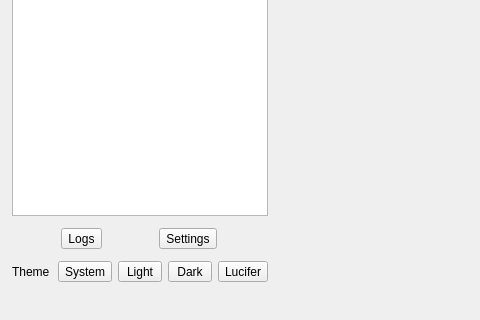
cofedish/cofe-nekobox, file ui/mainwindow.ui: the form before one commit; both pictures show x 0 to 480 and y 440 to 760 of the 1200 by 760 pixel window.
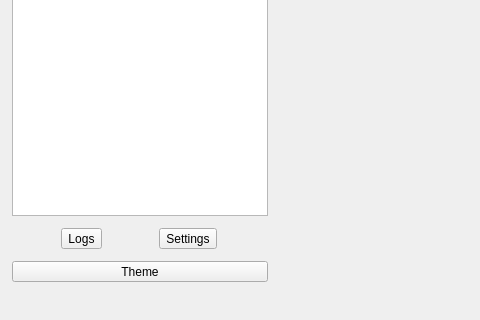
The form after the commit. Custom widgets are drawn as their Qt base class.

Commit message: ui: replace sidebar theme control with palette picker

What changed in the file:
```diff
--- a/ui/mainwindow.ui
+++ b/ui/mainwindow.ui
@@ -254,119 +254,25 @@
            <number>8</number>
           </property>
           <item>
-           <widget class="QLabel" name="drawer_theme_label">
+          <widget class="QToolButton" name="drawer_theme_button">
+           <property name="sizePolicy">
+            <sizepolicy hsizetype="Expanding" vsizetype="Fixed">
+             <horstretch>0</horstretch>
+             <verstretch>0</verstretch>
+            </sizepolicy>
+           </property>
             <property name="text">
              <string>Theme</string>
             </property>
-           </widget>
-          </item>
-         <item>
-          <widget class="QWidget" name="drawer_theme_buttons" native="true">
-           <layout class="QHBoxLayout" name="drawerThemeButtonsLayout">
-            <property name="leftMargin">
-             <number>0</number>
-            </property>
-            <property name="topMargin">
-             <number>0</number>
-            </property>
-            <property name="rightMargin">
-             <number>0</number>
-            </property>
-            <property name="bottomMargin">
-             <number>0</number>
-            </property>
-            <property name="spacing">
-             <number>6</number>
-            </property>
-            <item>
-             <widget class="QToolButton" name="drawer_theme_system">
-              <property name="sizePolicy">
-               <sizepolicy hsizetype="Expanding" vsizetype="Fixed">
-                <horstretch>0</horstretch>
-                <verstretch>0</verstretch>
-               </sizepolicy>
-              </property>
-              <property name="text">
-               <string>System</string>
-              </property>
-              <property name="checkable">
-               <bool>true</bool>
-              </property>
-              <property name="autoRaise">
-               <bool>false</bool>
-              </property>
               <property name="toolButtonStyle">
-               <enum>Qt::ToolButtonTextOnly</enum>
-              </property>
-             </widget>
-            </item>
-            <item>
-             <widget class="QToolButton" name="drawer_theme_light">
-              <property name="sizePolicy">
-               <sizepolicy hsizetype="Expanding" vsizetype="Fixed">
-                <horstretch>0</horstretch>
-                <verstretch>0</verstretch>
-               </sizepolicy>
-              </property>
-              <property name="text">
-               <string>Light</string>
-              </property>
-              <property name="checkable">
-               <bool>true</bool>
-              </property>
+            <enum>Qt::ToolButtonTextBesideIcon</enum>
+           </property>
+           <property name="popupMode">
+            <enum>QToolButton::InstantPopup</enum>
+           </property>
               <property name="autoRaise">
                <bool>false</bool>
               </property>
-              <property name="toolButtonStyle">
-               <enum>Qt::ToolButtonTextOnly</enum>
-              </property>
-             </widget>
-            </item>
-            <item>
-             <widget class="QToolButton" name="drawer_theme_dark">
-              <property name="sizePolicy">
-               <sizepolicy hsizetype="Expanding" vsizetype="Fixed">
-                <horstretch>0</horstretch>
-                <verstretch>0</verstretch>
-               </sizepolicy>
-              </property>
-              <property name="text">
-               <string>Dark</string>
-              </property>
-              <property name="checkable">
-               <bool>true</bool>
-              </property>
-              <property name="autoRaise">
-               <bool>false</bool>
-              </property>
-              <property name="toolButtonStyle">
-               <enum>Qt::ToolButtonTextOnly</enum>
-              </property>
-             </widget>
-            </item>
-            <item>
-             <widget class="QToolButton" name="drawer_theme_lucifer">
-              <property name="sizePolicy">
-               <sizepolicy hsizetype="Expanding" vsizetype="Fixed">
-                <horstretch>0</horstretch>
-                <verstretch>0</verstretch>
-               </sizepolicy>
-              </property>
-              <property name="text">
-               <string>Lucifer</string>
-              </property>
-              <property name="checkable">
-               <bool>true</bool>
-              </property>
-              <property name="autoRaise">
-               <bool>false</bool>
-              </property>
-              <property name="toolButtonStyle">
-               <enum>Qt::ToolButtonTextOnly</enum>
-              </property>
-             </widget>
-            </item>
-           </layout>
           </widget>
          </item>
          </layout>
```
Lines whose indentation alone changed are shown as unchanged. The commit also changes 4 other files.
